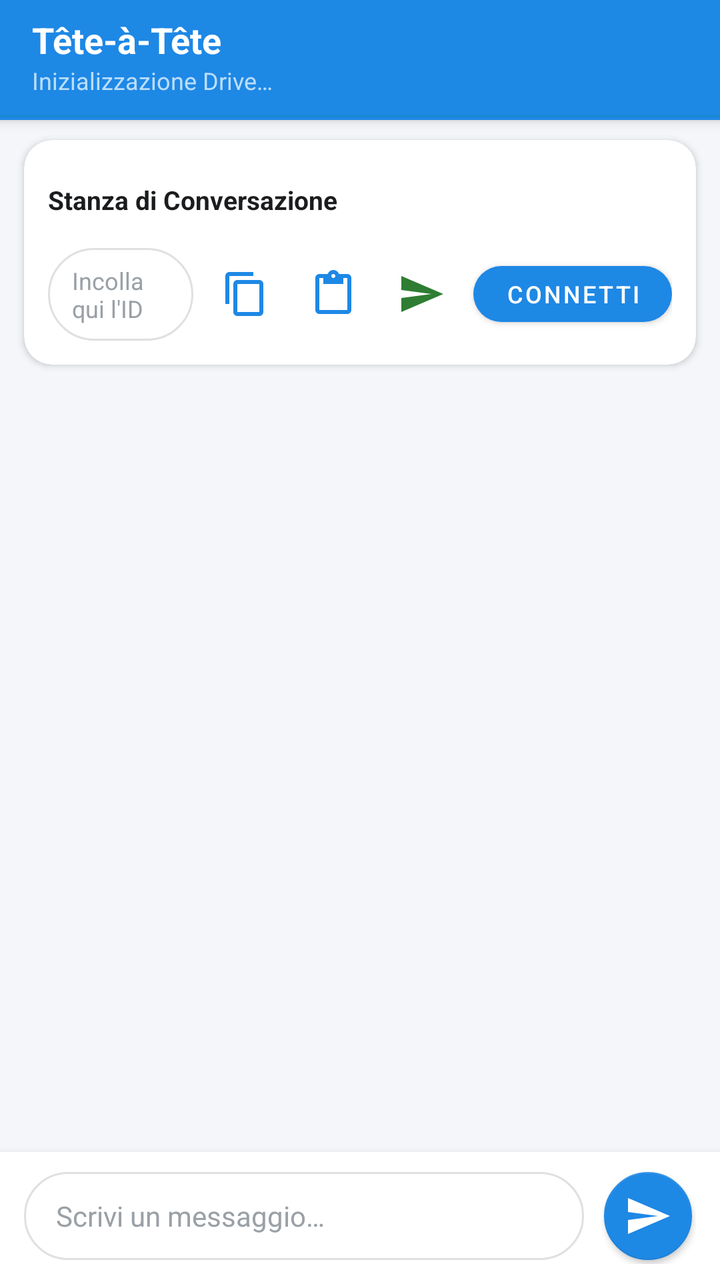
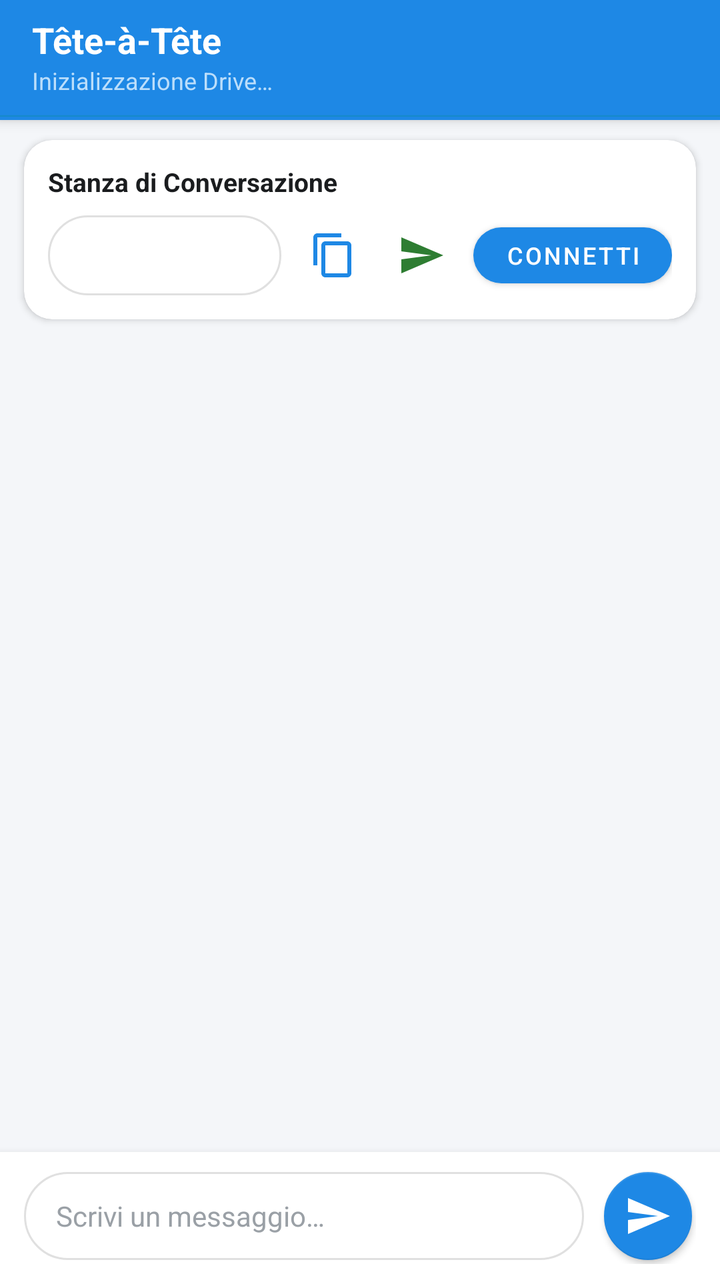

Two renders of the same Android screen: before a commit and after it. Below are the layout's source before the change and the commit's diff.
<!-- AndroidManifest.xml: application theme AppTheme -->
<!-- res/layout/activity_chat.xml -->
<?xml version="1.0" encoding="utf-8"?>
<androidx.coordinatorlayout.widget.CoordinatorLayout
    xmlns:android="http://schemas.android.com/apk/res/android"
    xmlns:app="http://schemas.android.com/apk/res-auto"
    xmlns:tools="http://schemas.android.com/tools"
    android:layout_width="match_parent"
    android:layout_height="match_parent"
    android:background="@color/background">

    
    <com.google.android.material.appbar.AppBarLayout
        android:id="@+id/appBarLayout"
        android:layout_width="match_parent"
        android:layout_height="wrap_content"
        android:theme="@style/ThemeOverlay.MaterialComponents.Dark.ActionBar">

        <androidx.appcompat.widget.Toolbar
            android:id="@+id/toolbar"
            android:layout_width="match_parent"
            android:layout_height="?attr/actionBarSize"
            android:background="@color/primary"
            app:popupTheme="@style/ThemeOverlay.MaterialComponents.Light">

            <LinearLayout
                android:layout_width="match_parent"
                android:layout_height="wrap_content"
                android:orientation="vertical">

                <TextView
                    android:id="@+id/toolbarTitle"
                    android:layout_width="wrap_content"
                    android:layout_height="wrap_content"
                    android:text="@string/app_name"
                    android:textColor="@color/surface"
                    android:textSize="18sp"
                    android:textStyle="bold" />

                <TextView
                    android:id="@+id/txtStatus"
                    android:layout_width="wrap_content"
                    android:layout_height="wrap_content"
                    android:text="@string/status_connecting"
                    android:textColor="@color/primaryLight"
                    android:textSize="12sp" />

            </LinearLayout>

        </androidx.appcompat.widget.Toolbar>

        
        <ProgressBar
            android:id="@+id/prgMain"
            style="?android:attr/progressBarStyleHorizontal"
            android:layout_width="match_parent"
            android:layout_height="4dp"
            android:indeterminate="true"
            android:indeterminateTint="@color/secondary"
            android:visibility="visible" />

    </com.google.android.material.appbar.AppBarLayout>

    
    <androidx.constraintlayout.widget.ConstraintLayout
        android:layout_width="match_parent"
        android:layout_height="match_parent"
        app:layout_behavior="@string/appbar_scrolling_view_behavior">

        
        <LinearLayout
            android:id="@+id/bannerNoConnection"
            android:layout_width="0dp"
            android:layout_height="wrap_content"
            android:background="@color/status_disconnected"
            android:gravity="center"
            android:orientation="horizontal"
            android:paddingStart="12dp"
            android:paddingTop="7dp"
            android:paddingEnd="12dp"
            android:paddingBottom="7dp"
            android:visibility="gone"
            app:layout_constraintEnd_toEndOf="parent"
            app:layout_constraintStart_toStartOf="parent"
            app:layout_constraintTop_toTopOf="parent">

            <ImageView
                android:layout_width="16dp"
                android:layout_height="16dp"
                android:contentDescription="@string/no_connection_msg"
                android:src="@drawable/ic_no_wifi"
                app:tint="@color/surface" />

            <TextView
                android:layout_width="wrap_content"
                android:layout_height="wrap_content"
                android:layout_marginStart="8dp"
                android:text="@string/no_connection_msg"
                android:textColor="@color/surface"
                android:textSize="12sp"
                android:textStyle="bold" />

        </LinearLayout>

        
        <com.google.android.material.card.MaterialCardView
            android:id="@+id/cardRoom"
            android:layout_width="0dp"
            android:layout_height="wrap_content"
            android:layout_marginStart="12dp"
            android:layout_marginTop="10dp"
            android:layout_marginEnd="12dp"
            app:cardBackgroundColor="@color/surface"
            app:cardCornerRadius="14dp"
            app:cardElevation="2dp"
            app:layout_constraintEnd_toEndOf="parent"
            app:layout_constraintStart_toStartOf="parent"
            app:layout_constraintTop_toBottomOf="@+id/bannerNoConnection">

            <LinearLayout
                android:layout_width="match_parent"
                android:layout_height="wrap_content"
                android:orientation="vertical"
                android:padding="12dp">

                <LinearLayout
                    android:layout_width="match_parent"
                    android:layout_height="wrap_content"
                    android:gravity="center_vertical"
                    android:orientation="horizontal">

                    <TextView
                        android:layout_width="0dp"
                        android:layout_weight="1"
                        android:layout_height="wrap_content"
                        android:text="@string/room_title"
                        android:textColor="@color/text_primary"
                        android:textSize="13sp"
                        android:textStyle="bold" />

                    <Spinner
                        android:id="@+id/roomSpinner"
                        android:layout_width="wrap_content"
                        android:layout_height="36dp"
                        android:background="?attr/selectableItemBackground"
                        android:minWidth="150dp" />

                </LinearLayout>

                <LinearLayout
                    android:layout_width="match_parent"
                    android:layout_height="wrap_content"
                    android:layout_marginTop="6dp"
                    android:gravity="center_vertical"
                    android:orientation="horizontal">

                    <EditText
                        android:id="@+id/editTextTextMultiLine"
                        android:layout_width="0dp"
                        android:layout_height="wrap_content"
                        android:layout_weight="1"
                        android:background="@drawable/bg_chat_input"
                        android:ellipsize="middle"
                        android:hint="@string/room_id_hint"
                        android:maxLines="2"
                        android:paddingStart="12dp"
                        android:paddingTop="8dp"
                        android:paddingEnd="12dp"
                        android:paddingBottom="8dp"
                        android:singleLine="false"
                        android:textColor="@color/text_primary"
                        android:textColorHint="@color/text_hint"
                        android:textSize="12sp" />

                    
                    <ImageButton
                        android:id="@+id/btnPlay"
                        android:layout_width="40dp"
                        android:layout_height="40dp"
                        android:layout_marginStart="6dp"
                        android:background="?attr/selectableItemBackgroundBorderless"
                        android:contentDescription="@string/btn_copy_id"
                        android:src="@drawable/ic_content_copy" />

                    
                    <ImageButton
                        android:id="@+id/btnIncolla"
                        android:layout_width="40dp"
                        android:layout_height="40dp"
                        android:layout_marginStart="4dp"
                        android:background="?attr/selectableItemBackgroundBorderless"
                        android:contentDescription="@string/btn_paste_id"
                        android:src="@drawable/ic_content_paste" />

                    
                    <ImageButton
                        android:id="@+id/btnWhatsApp"
                        android:layout_width="40dp"
                        android:layout_height="40dp"
                        android:layout_marginStart="4dp"
                        android:background="?attr/selectableItemBackgroundBorderless"
                        android:contentDescription="Condividi su WhatsApp"
                        android:src="@drawable/ic_send_vector"
                        app:tint="@color/status_connected" />

                    
                    <com.google.android.material.button.MaterialButton
                        android:id="@+id/BtnCollega"
                        android:layout_width="wrap_content"
                        android:layout_height="40dp"
                        android:layout_marginStart="6dp"
                        android:text="@string/btn_connect"
                        android:textSize="12sp"
                        app:cornerRadius="20dp" />

                </LinearLayout>

            </LinearLayout>

        </com.google.android.material.card.MaterialCardView>

        
        <LinearLayout
            android:id="@+id/emptyStateLayout"
            android:layout_width="wrap_content"
            android:layout_height="wrap_content"
            android:gravity="center"
            android:orientation="vertical"
            android:padding="24dp"
            android:visibility="gone"
            app:layout_constraintBottom_toTopOf="@+id/bottomBar"
            app:layout_constraintEnd_toEndOf="parent"
            app:layout_constraintStart_toStartOf="parent"
            app:layout_constraintTop_toBottomOf="@+id/cardRoom">

            <ImageView
                android:layout_width="64dp"
                android:layout_height="64dp"
                android:alpha="0.6"
                android:contentDescription="@string/empty_chat_title"
                android:src="@mipmap/ic_launcher" />

            <TextView
                android:layout_width="wrap_content"
                android:layout_height="wrap_content"
                android:layout_marginTop="12dp"
                android:text="@string/empty_chat_title"
                android:textColor="@color/text_primary"
                android:textSize="16sp"
                android:textStyle="bold" />

            <TextView
                android:layout_width="260dp"
                android:layout_height="wrap_content"
                android:layout_marginTop="6dp"
                android:gravity="center"
                android:text="@string/empty_chat_subtitle"
                android:textColor="@color/text_secondary"
                android:textSize="13sp" />

        </LinearLayout>

        
        <androidx.recyclerview.widget.RecyclerView
            android:id="@+id/messagesContainer"
            android:layout_width="0dp"
            android:layout_height="0dp"
            android:clipToPadding="false"
            android:paddingTop="8dp"
            android:paddingBottom="8dp"
            app:layout_constraintBottom_toTopOf="@+id/bottomBar"
            app:layout_constraintEnd_toEndOf="parent"
            app:layout_constraintStart_toStartOf="parent"
            app:layout_constraintTop_toBottomOf="@+id/cardRoom" />

        
        <LinearLayout
            android:id="@+id/bottomBar"
            android:layout_width="0dp"
            android:layout_height="wrap_content"
            android:background="@color/surface"
            android:elevation="6dp"
            android:gravity="center_vertical"
            android:orientation="horizontal"
            android:paddingStart="12dp"
            android:paddingTop="8dp"
            android:paddingEnd="12dp"
            android:paddingBottom="8dp"
            app:layout_constraintBottom_toBottomOf="parent"
            app:layout_constraintEnd_toEndOf="parent"
            app:layout_constraintStart_toStartOf="parent">

            <EditText
                android:id="@+id/messageEdit"
                android:layout_width="0dp"
                android:layout_height="wrap_content"
                android:layout_weight="1"
                android:background="@drawable/bg_chat_input"
                android:hint="@string/type_message_hint"
                android:imeOptions="actionSend"
                android:inputType="textMultiLine|textCapSentences"
                android:maxLines="4"
                android:minHeight="44dp"
                android:paddingStart="16dp"
                android:paddingTop="10dp"
                android:paddingEnd="16dp"
                android:paddingBottom="10dp"
                android:textColor="@color/text_primary"
                android:textColorHint="@color/text_hint"
                android:textSize="14sp" />

            <com.google.android.material.floatingactionbutton.FloatingActionButton
                android:id="@+id/chatSendButton"
                android:layout_width="wrap_content"
                android:layout_height="wrap_content"
                android:layout_marginStart="8dp"
                android:contentDescription="@string/send"
                app:backgroundTint="@color/primary"
                app:elevation="2dp"
                app:fabCustomSize="44dp"
                app:srcCompat="@drawable/ic_send_vector"
                app:tint="@color/surface" />

        </LinearLayout>

    </androidx.constraintlayout.widget.ConstraintLayout>

</androidx.coordinatorlayout.widget.CoordinatorLayout>
<!-- resources referenced by this layout -->
<resources>
  <color name="background">#F4F6F9</color>
  <color name="primary">#1E88E5</color>
  <color name="primaryLight">#BBDEFB</color>
  <color name="secondary">#00897B</color>
  <color name="status_connected">#2E7D32</color>
  <color name="status_disconnected">#C62828</color>
  <color name="surface">#FFFFFF</color>
  <color name="text_hint">#9AA0A6</color>
  <color name="text_primary">#1A1C1E</color>
  <color name="text_secondary">#5F6368</color>
  <!-- drawable bg_chat_input (drawable) -->
  <?xml version="1.0" encoding="utf-8"?>
  <shape xmlns:android="http://schemas.android.com/apk/res/android"
      android:shape="rectangle">
      <solid android:color="@color/surface" />
      <stroke
          android:width="1dp"
          android:color="@color/divider" />
      <corners android:radius="24dp" />
  </shape>
  <!-- drawable ic_content_copy (drawable) -->
  <vector xmlns:android="http://schemas.android.com/apk/res/android"
      android:width="24dp"
      android:height="24dp"
      android:viewportWidth="24"
      android:viewportHeight="24">
      <path
          android:fillColor="@color/primary"
          android:pathData="M16,1H4c-1.1,0 -2,0.9 -2,2v14h2V3h12V1zm3,4H8c-1.1,0 -2,0.9 -2,2v14c0,1.1 0.9,2 2,2h11c1.1,0 2,-0.9 2,-2V7c0,-1.1 -0.9,-2 -2,-2zm0,16H8V7h11v14z" />
  </vector>
  <!-- drawable ic_content_paste (drawable) -->
  <vector xmlns:android="http://schemas.android.com/apk/res/android"
      android:width="24dp"
      android:height="24dp"
      android:viewportWidth="24"
      android:viewportHeight="24">
      <path
          android:fillColor="@color/primary"
          android:pathData="M19,2h-4.18C14.4,0.84 13.3,0 12,0c-1.3,0 -2.4,0.84 -2.82,2H5c-1.1,0 -2,0.9 -2,2v16c0,1.1 0.9,2 2,2h14c1.1,0 2,-0.9 2,-2V4c0,-1.1 -0.9,-2 -2,-2zm-7,0c0.55,0 1,0.45 1,1s-0.45,1 -1,1 -1,-0.45 -1,-1 0.45,-1 1,-1zm7,18H5V4h2v3h10V4h2v16z" />
  </vector>
  <!-- drawable ic_send_vector (drawable) -->
  <vector xmlns:android="http://schemas.android.com/apk/res/android"
      android:width="24dp"
      android:height="24dp"
      android:viewportWidth="24"
      android:viewportHeight="24">
      <path
          android:fillColor="@color/surface"
          android:pathData="M2.01,21L23,12 2.01,3 2,10l15,2 -15,2z" />
  </vector>
  <string name="app_name">Tête-à-Tête</string>
  <string name="btn_connect">Connetti</string>
  <string name="btn_copy_id">Copia ID</string>
  <string name="btn_paste_id">Incolla ID</string>
  <string name="empty_chat_subtitle">Condividi il tuo ID con il contatto o incolla il suo ID per iniziare a chattare in modo privato.</string>
  <string name="empty_chat_title">Nessun messaggio ancora</string>
  <string name="no_connection_msg">Nessuna connessione a Internet</string>
  <string name="room_id_hint">Incolla qui l\'ID della stanza dell\'interlocutore</string>
  <string name="room_title">Stanza di Conversazione</string>
  <string name="send">Invia</string>
  <string name="status_connecting">Inizializzazione Drive…</string>
  <string name="type_message_hint">Scrivi un messaggio…</string>
  <style name="AppTheme" parent="Theme.MaterialComponents.DayNight.NoActionBar">
          <item name="colorPrimary">@color/primary</item>
          <item name="colorPrimaryVariant">@color/primaryVariant</item>
          <item name="colorSecondary">@color/secondary</item>
          <item name="colorSecondaryVariant">@color/secondaryVariant</item>
          <item name="android:statusBarColor">@color/primaryVariant</item>
          <item name="android:windowBackground">@color/background</item>
      </style>
  <color name="divider">#E0E0E0</color>
  <color name="primaryVariant">#1565C0</color>
  <color name="secondaryVariant">#00695C</color>
  <!-- unchanged entries left out for length: 2 -->
</resources>

<!-- the commit's change to res/layout/activity_chat.xml (unified diff, before → after) -->
@@ -121,54 +121,30 @@
                 android:orientation="vertical"
                 android:padding="12dp">
 
+                <TextView
+                    android:layout_width="wrap_content"
+                    android:layout_height="wrap_content"
+                    android:text="@string/room_title"
+                    android:textColor="@color/text_primary"
+                    android:textSize="13sp"
+                    android:textStyle="bold" />
+
                 <LinearLayout
                     android:layout_width="match_parent"
                     android:layout_height="wrap_content"
+                    android:layout_marginTop="8dp"
                     android:gravity="center_vertical"
                     android:orientation="horizontal">
 
-                    <TextView
-                        android:layout_width="0dp"
-                        android:layout_weight="1"
-                        android:layout_height="wrap_content"
-                        android:text="@string/room_title"
-                        android:textColor="@color/text_primary"
-                        android:textSize="13sp"
-                        android:textStyle="bold" />
-
+                    
                     <Spinner
                         android:id="@+id/roomSpinner"
-                        android:layout_width="wrap_content"
-                        android:layout_height="36dp"
-                        android:background="?attr/selectableItemBackground"
-                        android:minWidth="150dp" />
-
-                </LinearLayout>
-
-                <LinearLayout
-                    android:layout_width="match_parent"
-                    android:layout_height="wrap_content"
-                    android:layout_marginTop="6dp"
-                    android:gravity="center_vertical"
-                    android:orientation="horizontal">
-
-                    <EditText
-                        android:id="@+id/editTextTextMultiLine"
                         android:layout_width="0dp"
-                        android:layout_height="wrap_content"
+                        android:layout_height="40dp"
                         android:layout_weight="1"
                         android:background="@drawable/bg_chat_input"
-                        android:ellipsize="middle"
-                        android:hint="@string/room_id_hint"
-                        android:maxLines="2"
-                        android:paddingStart="12dp"
-                        android:paddingTop="8dp"
-                        android:paddingEnd="12dp"
-                        android:paddingBottom="8dp"
-                        android:singleLine="false"
-                        android:textColor="@color/text_primary"
-                        android:textColorHint="@color/text_hint"
-                        android:textSize="12sp" />
+                        android:paddingStart="8dp"
+                        android:paddingEnd="8dp" />
 
                     
                     <ImageButton
@@ -179,16 +155,6 @@
                         android:background="?attr/selectableItemBackgroundBorderless"
                         android:contentDescription="@string/btn_copy_id"
                         android:src="@drawable/ic_content_copy" />
-
-                    
-                    <ImageButton
-                        android:id="@+id/btnIncolla"
-                        android:layout_width="40dp"
-                        android:layout_height="40dp"
-                        android:layout_marginStart="4dp"
-                        android:background="?attr/selectableItemBackgroundBorderless"
-                        android:contentDescription="@string/btn_paste_id"
-                        android:src="@drawable/ic_content_paste" />
 
                     
                     <ImageButton
<!-- resource entries referenced after the edit -->
@@ -30,16 +30,6 @@
           android:fillColor="@color/primary"
           android:pathData="M16,1H4c-1.1,0 -2,0.9 -2,2v14h2V3h12V1zm3,4H8c-1.1,0 -2,0.9 -2,2v14c0,1.1 0.9,2 2,2h11c1.1,0 2,-0.9 2,-2V7c0,-1.1 -0.9,-2 -2,-2zm0,16H8V7h11v14z" />
   </vector>
-  <!-- drawable ic_content_paste (drawable) -->
-  <vector xmlns:android="http://schemas.android.com/apk/res/android"
-      android:width="24dp"
-      android:height="24dp"
-      android:viewportWidth="24"
-      android:viewportHeight="24">
-      <path
-          android:fillColor="@color/primary"
-          android:pathData="M19,2h-4.18C14.4,0.84 13.3,0 12,0c-1.3,0 -2.4,0.84 -2.82,2H5c-1.1,0 -2,0.9 -2,2v16c0,1.1 0.9,2 2,2h14c1.1,0 2,-0.9 2,-2V4c0,-1.1 -0.9,-2 -2,-2zm-7,0c0.55,0 1,0.45 1,1s-0.45,1 -1,1 -1,-0.45 -1,-1 0.45,-1 1,-1zm7,18H5V4h2v3h10V4h2v16z" />
-  </vector>
   <!-- drawable ic_send_vector (drawable) -->
   <vector xmlns:android="http://schemas.android.com/apk/res/android"
       android:width="24dp"
@@ -53,11 +43,9 @@
   <string name="app_name">Tête-à-Tête</string>
   <string name="btn_connect">Connetti</string>
   <string name="btn_copy_id">Copia ID</string>
-  <string name="btn_paste_id">Incolla ID</string>
   <string name="empty_chat_subtitle">Condividi il tuo ID con il contatto o incolla il suo ID per iniziare a chattare in modo privato.</string>
   <string name="empty_chat_title">Nessun messaggio ancora</string>
   <string name="no_connection_msg">Nessuna connessione a Internet</string>
-  <string name="room_id_hint">Incolla qui l\'ID della stanza dell\'interlocutore</string>
   <string name="room_title">Stanza di Conversazione</string>
   <string name="send">Invia</string>
   <string name="status_connecting">Inizializzazione Drive…</string>
